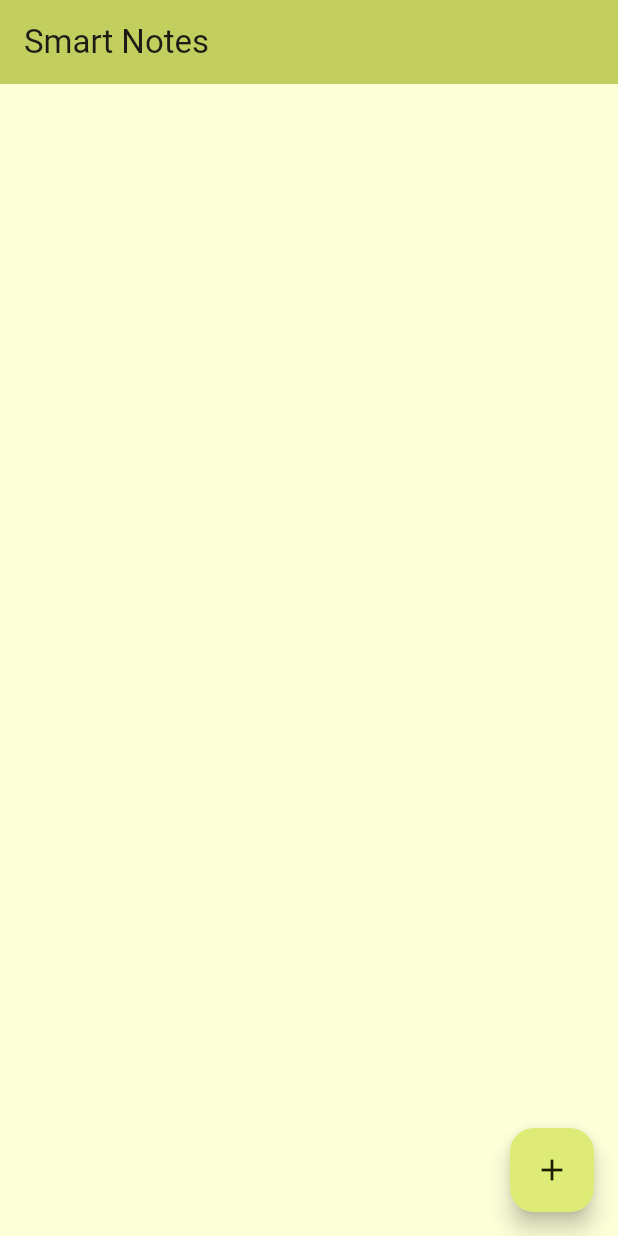
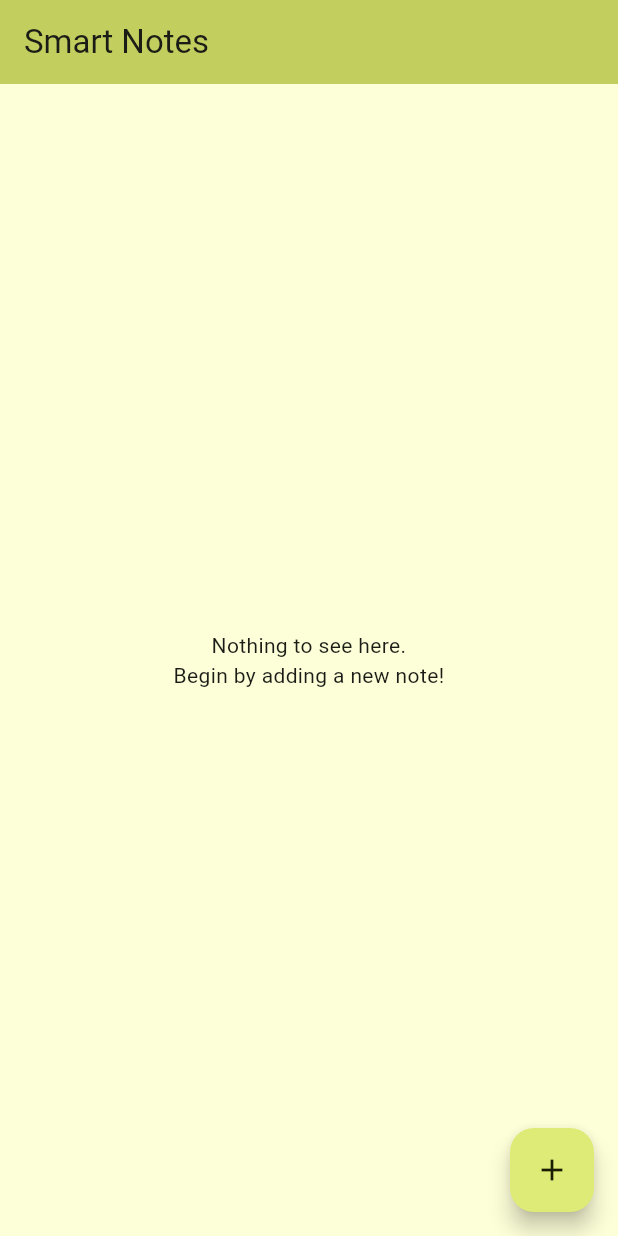
Before and after one commit to irbp/smart-notes, a Flutter app: the screen it shows after launch, on a phone screen of 412 x 824 dp. Run offline on Flutter 3.47's test engine with Material 2 defaults, Android fonts, the phone set to English and light mode, and no system bars; our stand-ins replace bloc, equatable, flutter_bloc, get_it, hive, hive_flutter and 1 more; accounts and stored records are empty.

Commit message:
Feature: display text when there are no notes to show

```diff
--- a/lib/feature/note/presentation/view/home_success_view.dart
+++ b/lib/feature/note/presentation/view/home_success_view.dart
@@ -10,6 +10,15 @@ class HomeSuccessView extends StatelessWidget {
 
   @override
   Widget build(BuildContext context) {
+    if (notes.isEmpty) {
+      return Center(
+        child: Text(
+          'Nothing to see here.\nBegin by adding a new note!',
+          textAlign: TextAlign.center,
+          style: Theme.of(context).textTheme.bodyMedium,
+        ),
+      );
+    } else {
       return ListView.separated(
         padding: const EdgeInsets.all(16.0),
         itemCount: notes.length,
@@ -22,3 +31,4 @@ class HomeSuccessView extends StatelessWidget {
       );
     }
   }
+}
```
Lines whose indentation alone changed are shown as unchanged.
